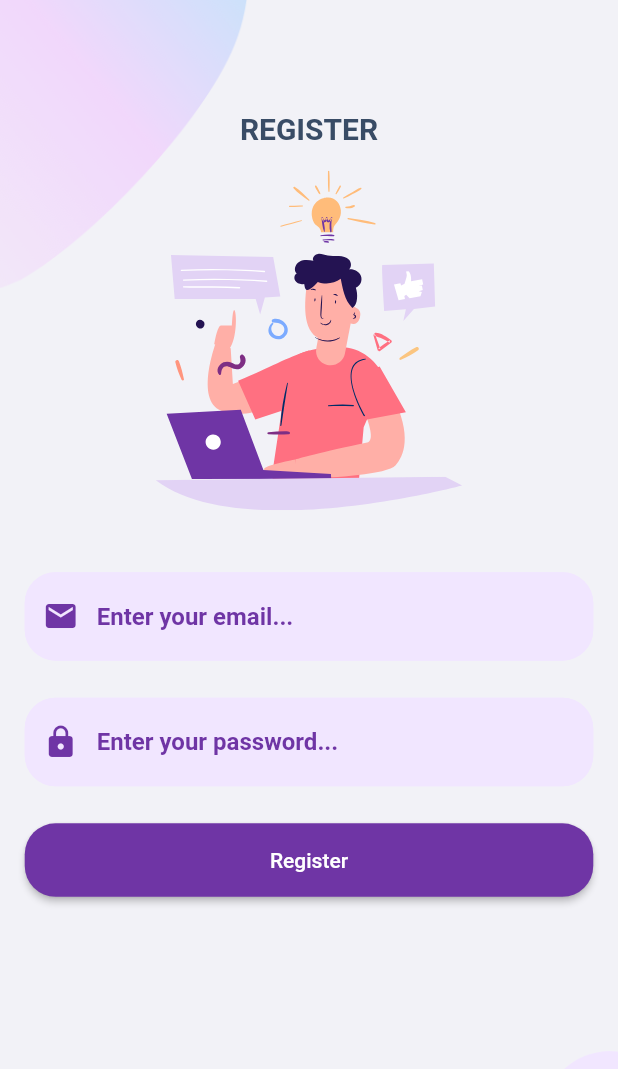
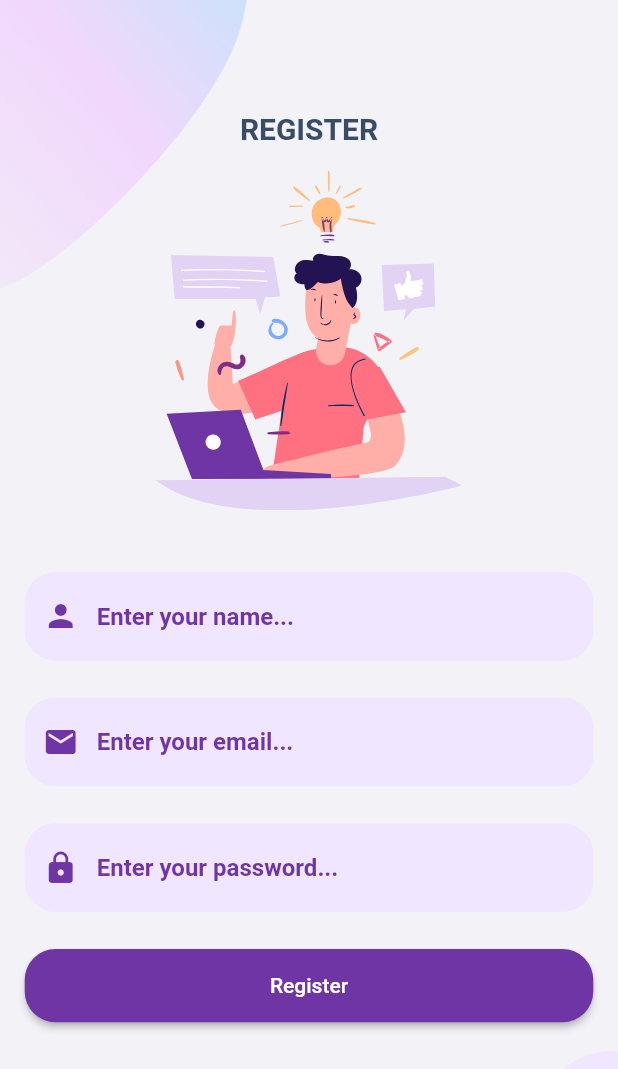
Before and after one commit to akaanuzman/todo_task, a Flutter app: the screen it shows after launch, after a tap on "Sign In", after a tap on "Create account", on a phone screen of 412 x 824 dp. Shown: the top 1069 px of the screen. Run offline on Flutter 3.47's test engine with Material 2 defaults, Android fonts, the phone set to English and light mode, and no system bars; our stand-ins replace animate_do, cached_network_image, device_preview, dio, flutter_svg; network calls fail.

Commit message:
auth complated.

```diff
--- a/lib/core/components/alert/login_failed.dart
+++ b/lib/core/components/alert/failed_alert.dart
@@ -1,17 +1,26 @@
 import 'package:animate_do/animate_do.dart';
 import 'package:flutter/material.dart';
-import '../../extensions/app_extensions.dart';
 
 import '../../../products/components/button/special_button.dart';
+import '../../extensions/app_extensions.dart';
 import '../../init/navigation/navigation_service.dart';
 
-class LoginFailed extends AlertDialog {
-  LoginFailed({Key? key, required BuildContext context})
-      : super(
+class FailedAlert extends AlertDialog {
+  FailedAlert({
+    Key? key,
+    required BuildContext context,
+    required String content,
+  }) : super(
           key: key,
+          backgroundColor: context.blueChalk,
           shape: RoundedRectangleBorder(borderRadius: context.lowBorderRadius),
           title: _errorIcon(context),
-          content: _content,
+          content: FlipInY(
+            child: Text(
+              content,
+              textAlign: TextAlign.center,
+            ),
+          ),
           actions: [
             _button(context),
           ],
@@ -22,13 +31,9 @@ class LoginFailed extends AlertDialog {
           backgroundColor: context.red,
           child: Icon(
             Icons.error,
-            color: context.background,
+            color: context.blueChalk,
           ),
         ),
-      );
-
-  static FlipInY get _content => FlipInY(
-        child: const Text("Wrong email or password please try again !"),
       );
 
   static FlipInY _button(BuildContext context) => FlipInY(
@@ -36,7 +41,7 @@ class LoginFailed extends AlertDialog {
           context: context,
           data: "Ok",
           onTap: () => NavigationService.pop(),
-          backgroundColor: context.primaryColor,
+          backgroundColor: context.royalPurple,
         ),
       );
 }
--- a/lib/core/extensions/app_extensions.dart
+++ b/lib/core/extensions/app_extensions.dart
@@ -37,6 +37,8 @@ extension DurationExtension on BuildContext {
   Duration get durationNormal => const Duration(seconds: 1);
   Duration get durationSlow => const Duration(seconds: 2);
   Duration get durationExtraSlow => const Duration(seconds: 3);
+  Duration get durationHighSlow => const Duration(seconds: 5);
+
 }
 
 extension PaddingExtension on BuildContext {
--- a/lib/core/init/navigation/navigation_route.dart
+++ b/lib/core/init/navigation/navigation_route.dart
@@ -1,16 +1,22 @@
 import 'package:flutter/cupertino.dart';
 import 'package:flutter/material.dart' show Scaffold;
 
+import '../../../features/auth/login/view/login_view.dart';
 import '../../../features/auth/register/view/register_view.dart';
+import '../../../features/auth/success/view/success_view.dart';
 import '../../../features/home/tasks/view/tasks_view.dart';
 
 class NavigationRoute {
   static Route<CupertinoPageRoute> generateRoute(RouteSettings settings) {
     switch (settings.name) {
+      case LoginView.path:
+        return CupertinoPageRoute(builder: (_) => LoginView());
       case RegisterView.path:
-        return CupertinoPageRoute(builder: (_) => const RegisterView());
+        return CupertinoPageRoute(builder: (_) => RegisterView());
       case TasksView.path:
         return CupertinoPageRoute(builder: (_) => const TasksView());
+      case SuccessView.path:
+        return CupertinoPageRoute(builder: (_) => const SuccessView());
       default:
         return CupertinoPageRoute(
           builder: (_) => const Scaffold(
--- a/lib/features/auth/login/view/login_view.dart
+++ b/lib/features/auth/login/view/login_view.dart
@@ -3,25 +3,28 @@
 import 'package:animate_do/animate_do.dart';
 import 'package:flutter/material.dart';
 import 'package:flutter_svg/flutter_svg.dart';
-import 'package:todo_task/core/components/alert/login_failed.dart';
+import 'package:todo_task/core/components/alert/failed_alert.dart';
 import 'package:todo_task/features/home/tasks/view/tasks_view.dart';
-import '../../../../products/components/text/auth_title.dart';
+
 import '../../../../core/base/view/base_view.dart';
 import '../../../../core/components/buttonstyle/speacial_button_style.dart';
 import '../../../../core/components/text/primary_color_text.dart';
 import '../../../../core/components/textformfield/bordered_text_form_field.dart';
+import '../../../../core/extensions/app_extensions.dart';
 import '../../../../core/init/navigation/navigation_service.dart';
 import '../../../../products/components/background/auth_background.dart';
-import '../../../../core/extensions/app_extensions.dart';
 import '../../../../products/components/button/special_button.dart';
+import '../../../../products/components/text/auth_title.dart';
 import '../../register/view/register_view.dart';
 import '../viewmodel/login_view_model.dart';
 
 class LoginView extends StatelessWidget {
+  static const path = '/login';
+
   var emailController = TextEditingController();
   var passwordController = TextEditingController();
   final _formKey = GlobalKey<FormState>();
-  String usernameErrorText = "";
+  String emailErrorText = "";
   String passwordErrorText = "";
 
   LoginView({Key? key}) : super(key: key);
@@ -40,7 +43,11 @@ class LoginView extends StatelessWidget {
   void _showDialog(BuildContext context) {
     showDialog(
       context: context,
-      builder: (context) => LoginFailed(context: context),
+      builder: (context) => FailedAlert(
+        context: context,
+        content: "Wrong password or email ! \n"
+            "Please try again",
+      ),
     );
   }
 
@@ -59,17 +66,18 @@ class LoginView extends StatelessWidget {
         ),
       );
 
-  Widget _body(BuildContext context, LoginViewModel viewModel) => Form(
+  Widget _body(BuildContext context, LoginViewModel viewModel) => FadeInUpBig(
+        child: Form(
           key: _formKey,
           child: AuthBackground(
             context: context,
             child: _centerSection(context, viewModel),
           ),
+        ),
       );
 
-  FadeInUpBig _centerSection(BuildContext context, LoginViewModel viewModel) =>
-      FadeInUpBig(
-        child: ListView(
+  ListView _centerSection(BuildContext context, LoginViewModel viewModel) =>
+      ListView(
         padding: context.paddingNormal,
         physics: const BouncingScrollPhysics(),
         children: [
@@ -89,7 +97,6 @@ class LoginView extends StatelessWidget {
           ),
           _registerFields(context),
         ],
-        ),
       );
 
   Widget _title(BuildContext context) =>
@@ -105,7 +112,7 @@ class LoginView extends StatelessWidget {
       BorderedTextFormField(
         controller: emailController,
         validator: (username) =>
-            usernameErrorText = viewModel.appValidator.emailCheck(username),
+            emailErrorText = viewModel.appValidator.emailCheck(username),
         context: context,
         hintText: "Your Email",
         prefixIcon: Icons.email,
--- /dev/null
+++ b/lib/features/auth/register/model/register_model.dart
@@ -0,0 +1,14 @@
+import 'package:json_annotation/json_annotation.dart';
+part 'register_model.g.dart';
+
+@JsonSerializable()
+class RegisterModel {
+  String? name;
+  String? email;
+  String? password;
+
+  RegisterModel({this.name, this.email, this.password});
+
+  factory RegisterModel.fromJson(Map<String, dynamic> json) =>
+      _$RegisterModelFromJson(json);
+}
--- a/lib/features/auth/register/service/IRegisterService.dart
+++ b/lib/features/auth/register/service/IRegisterService.dart
@@ -1,11 +1,12 @@
 // ignore_for_file: file_names
 
 import 'package:dio/dio.dart';
+import 'package:todo_task/features/auth/register/model/register_model.dart';
 
 abstract class IRegisterService {
   final Dio dio;
 
   IRegisterService(this.dio);
 
-  Future<void> postUser(String email, String password);
+  Future<RegisterModel> postUser(String email, String password);
 }
--- a/lib/features/auth/register/view/register_view.dart
+++ b/lib/features/auth/register/view/register_view.dart
@@ -1,17 +1,52 @@
+// ignore_for_file: must_be_immutable
+
 import 'package:animate_do/animate_do.dart';
 import 'package:flutter/material.dart';
 import 'package:flutter_svg/flutter_svg.dart';
+import 'package:todo_task/core/components/alert/failed_alert.dart';
+import 'package:todo_task/features/auth/success/view/success_view.dart';
+
 import '../../../../core/base/view/base_view.dart';
-import '../viewmodel/register_view_model.dart';
+import '../../../../core/components/textformfield/bordered_text_form_field.dart';
+import '../../../../core/extensions/app_extensions.dart';
+import '../../../../core/init/navigation/navigation_service.dart';
 import '../../../../products/components/background/auth_background.dart';
-import '../../../../core/extensions/app_extensions.dart';
 import '../../../../products/components/button/special_button.dart';
 import '../../../../products/components/text/auth_title.dart';
-import '../../../../core/components/textformfield/bordered_text_form_field.dart';
+import '../viewmodel/register_view_model.dart';
 
 class RegisterView extends StatelessWidget {
   static const path = '/register';
-  const RegisterView({Key? key}) : super(key: key);
+
+  var emailController = TextEditingController();
+  var passwordController = TextEditingController();
+  final _formKey = GlobalKey<FormState>();
+  String emailErrorText = "";
+  String passwordErrorText = "";
+
+  RegisterView({Key? key}) : super(key: key);
+
+  void _registerOperation(
+      BuildContext context, RegisterViewModel viewModel) async {
+    await viewModel.postUser(emailController.text, passwordController.text);
+    if (viewModel.item.email == null || viewModel.item.password == null) {
+      _showDialog(context);
+      _formKey.currentState!.validate();
+    } else {
+      NavigationService.pushNamed(SuccessView.path);
+    }
+  }
+
+  void _showDialog(BuildContext context) {
+    showDialog(
+      context: context,
+      builder: (context) => FailedAlert(
+        context: context,
+        content: "This email is in use or invalid.\n"
+            "Please try again !",
+      ),
+    );
+  }
 
   @override
   Widget build(BuildContext context) => BaseView<RegisterViewModel>(
@@ -26,16 +61,19 @@ class RegisterView extends StatelessWidget {
         ),
       );
 
-  AuthBackground _body(BuildContext context, RegisterViewModel viewModel) =>
-      AuthBackground(
+  Widget _body(BuildContext context, RegisterViewModel viewModel) =>
+      FadeInUpBig(
+        child: Form(
+          key: _formKey,
+          child: AuthBackground(
             context: context,
             child: _centerSection(context, viewModel),
+          ),
+        ),
       );
 
-  FadeInUpBig _centerSection(
-          BuildContext context, RegisterViewModel viewModel) =>
-      FadeInUpBig(
-        child: ListView(
+  ListView _centerSection(BuildContext context, RegisterViewModel viewModel) =>
+      ListView(
         padding: context.paddingNormal,
         physics: const BouncingScrollPhysics(),
         children: [
@@ -43,19 +81,18 @@ class RegisterView extends StatelessWidget {
           _title(context),
           _image(context),
           context.emptySizedHeightBoxNormal,
-            _emailField(context),
+          _nameField(context),
           context.emptySizedHeightBoxLow3x,
-            _passwordField(context),
+          _emailField(context, viewModel),
+          context.emptySizedHeightBoxLow3x,
+          _passwordField(context, viewModel),
           context.emptySizedHeightBoxLow3x,
           SpecialButton(
             context: context,
             data: "Register",
-              onTap: () async {
-                await viewModel.postUser("uzmanakan@gmail.com", "123456");
-              },
+            onTap: () => _registerOperation(context,viewModel),
           )
         ],
-        ),
       );
 
   AuthTitle _title(BuildContext context) =>
@@ -66,16 +103,32 @@ class RegisterView extends StatelessWidget {
         height: context.dynamicWidth(0.55),
       );
 
-  BorderedTextFormField _emailField(BuildContext context) =>
+  BorderedTextFormField _nameField(BuildContext context) =>
       BorderedTextFormField(
+        context: context,
+        hintText: "Enter your name...",
+        prefixIcon: Icons.person,
+        filled: true,
+      );
+
+  BorderedTextFormField _emailField(
+          BuildContext context, RegisterViewModel viewModel) =>
+      BorderedTextFormField(
+        controller: emailController,
+        validator: (username) =>
+            emailErrorText = viewModel.appValidator.emailCheck(username),
         context: context,
         hintText: "Enter your email...",
         prefixIcon: Icons.email,
         filled: true,
       );
 
-  BorderedTextFormField _passwordField(BuildContext context) =>
+  BorderedTextFormField _passwordField(
+          BuildContext context, RegisterViewModel viewModel) =>
       BorderedTextFormField(
+        controller: passwordController,
+        validator: (password) =>
+            passwordErrorText = viewModel.appValidator.passwordCheck(password),
         context: context,
         hintText: "Enter your password...",
         prefixIcon: Icons.lock,
--- a/lib/features/auth/register/viewmodel/register_view_model.dart
+++ b/lib/features/auth/register/viewmodel/register_view_model.dart
@@ -1,10 +1,12 @@
-import 'package:todo_task/features/auth/register/service/register_service.dart';
+import '../model/register_model.dart';
+import '../service/register_service.dart';
 
 import '../../../../core/base/viewmodel/base_view_model.dart';
 import '../service/IRegisterService.dart';
 
 class RegisterViewModel extends BaseViewModel {
   late final IRegisterService registerService;
+  RegisterModel item = RegisterModel();
 
   @override
   void init() {
@@ -12,7 +14,7 @@ class RegisterViewModel extends BaseViewModel {
   }
 
   Future<void> postUser(String email, String password) async {
-    await registerService.postUser(email, password);
+    item = await registerService.postUser(email, password);
     setState();
   }
 }
--- a/lib/features/home/tasks/view/tasks_view.dart
+++ b/lib/features/home/tasks/view/tasks_view.dart
@@ -1,4 +1,5 @@
 import 'package:flutter/material.dart';
+
 import '../../../../core/base/view/base_view.dart';
 import '../../../../core/components/text/headline6_text.dart';
 import '../../../../core/extensions/app_extensions.dart';
--- a/lib/main.dart
+++ b/lib/main.dart
@@ -1,5 +1,6 @@
 import 'package:device_preview/device_preview.dart';
 import 'package:flutter/material.dart';
+
 import 'core/extensions/app_extensions.dart';
 import 'core/init/navigation/navigation_route.dart';
 import 'core/init/navigation/navigation_service.dart';
```
Also changed, not shown: lib/features/auth/register/service/register_service.dart (+16 -2 lines), lib/features/auth/success/view/success_view.dart (added, +51 -0 lines), lib/features/auth/success/viewmodel/success_view_model.dart (added, +15 -0 lines), assets/images/success.png (added), lib/features/auth/login/model/login_model.g.dart, lib/features/auth/register/model/register_model.g.dart (added). Lines whose indentation alone changed are shown as unchanged.
